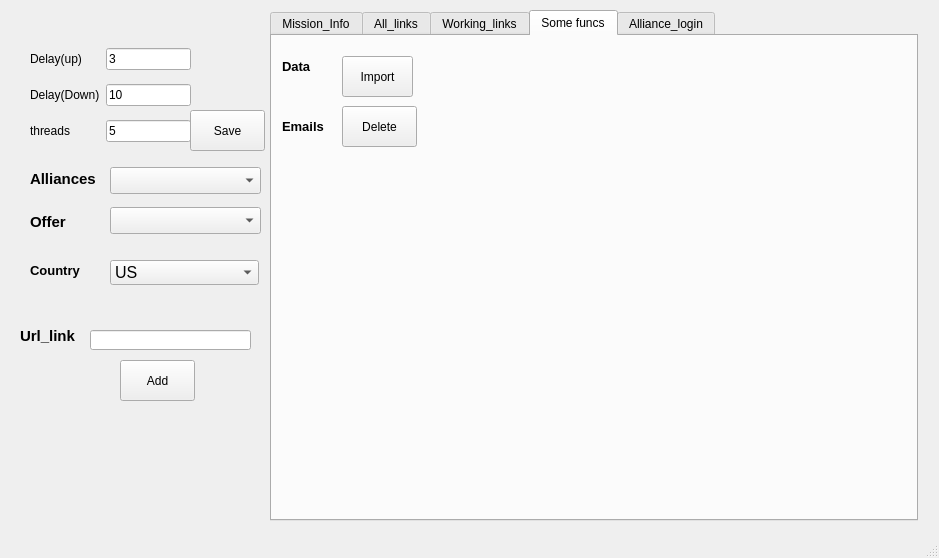
The window that ui/test.ui (FuckBrains/src) describes before a commit, drawn with Qt 5.
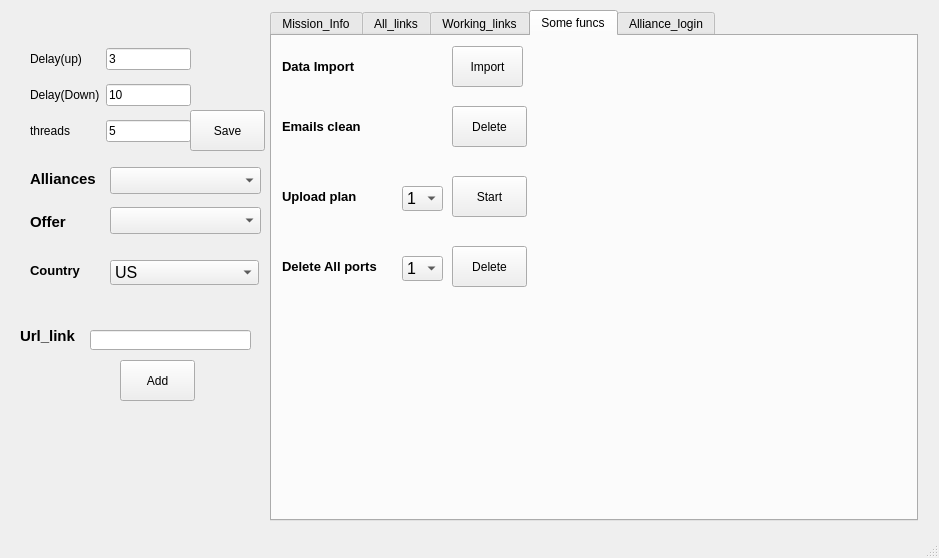
The same window after the commit. The open tabs and pages were chosen to show the change.

Diff of the .ui file:
```diff
--- a/ui/test.ui
+++ b/ui/test.ui
@@ -428,13 +428,13 @@
        </font>
       </property>
       <property name="text">
-       <string>Data</string>
+       <string>Data Import</string>
       </property>
      </widget>
      <widget class="QPushButton" name="pushButton7">
       <property name="geometry">
        <rect>
-        <x>70</x>
+        <x>180</x>
         <y>70</y>
         <width>75</width>
         <height>41</height>
@@ -461,14 +461,14 @@
        </font>
       </property>
       <property name="text">
-       <string>Emails</string>
+       <string>Emails clean</string>
       </property>
      </widget>
      <widget class="QPushButton" name="pushButton6">
       <property name="geometry">
        <rect>
-        <x>70</x>
-        <y>20</y>
+        <x>180</x>
+        <y>10</y>
         <width>71</width>
         <height>41</height>
        </rect>
@@ -477,6 +477,202 @@
        <string>Import</string>
       </property>
      </widget>
+     <widget class="QLabel" name="label_16">
+      <property name="geometry">
+       <rect>
+        <x>10</x>
+        <y>150</y>
+        <width>81</width>
+        <height>21</height>
+       </rect>
+      </property>
+      <property name="font">
+       <font>
+        <pointsize>10</pointsize>
+        <weight>75</weight>
+        <bold>true</bold>
+       </font>
+      </property>
+      <property name="text">
+       <string>Upload plan</string>
+      </property>
+     </widget>
+     <widget class="QPushButton" name="pushButton11">
+      <property name="geometry">
+       <rect>
+        <x>180</x>
+        <y>140</y>
+        <width>75</width>
+        <height>41</height>
+       </rect>
+      </property>
+      <property name="text">
+       <string>Start</string>
+      </property>
+     </widget>
+     <widget class="QComboBox" name="comboBox7">
+      <property name="geometry">
+       <rect>
+        <x>130</x>
+        <y>150</y>
+        <width>41</width>
+        <height>25</height>
+       </rect>
+      </property>
+      <property name="font">
+       <font>
+        <pointsize>12</pointsize>
+       </font>
+      </property>
+      <item>
+       <property name="text">
+        <string>1</string>
+       </property>
+      </item>
+      <item>
+       <property name="text">
+        <string>2</string>
+       </property>
+      </item>
+      <item>
+       <property name="text">
+        <string>3</string>
+       </property>
+      </item>
+      <item>
+       <property name="text">
+        <string>4</string>
+       </property>
+      </item>
+      <item>
+       <property name="text">
+        <string>5</string>
+       </property>
+      </item>
+      <item>
+       <property name="text">
+        <string>6</string>
+       </property>
+      </item>
+      <item>
+       <property name="text">
+        <string>7</string>
+       </property>
+      </item>
+      <item>
+       <property name="text">
+        <string>8</string>
+       </property>
+      </item>
+      <item>
+       <property name="text">
+        <string>9</string>
+       </property>
+      </item>
+      <item>
+       <property name="text">
+        <string>10</string>
+       </property>
+      </item>
+     </widget>
+     <widget class="QLabel" name="label_17">
+      <property name="geometry">
+       <rect>
+        <x>10</x>
+        <y>220</y>
+        <width>111</width>
+        <height>21</height>
+       </rect>
+      </property>
+      <property name="font">
+       <font>
+        <pointsize>10</pointsize>
+        <weight>75</weight>
+        <bold>true</bold>
+       </font>
+      </property>
+      <property name="text">
+       <string>Delete All ports</string>
+      </property>
+     </widget>
+     <widget class="QPushButton" name="pushButton12">
+      <property name="geometry">
+       <rect>
+        <x>180</x>
+        <y>210</y>
+        <width>75</width>
+        <height>41</height>
+       </rect>
+      </property>
+      <property name="text">
+       <string>Delete</string>
+      </property>
+     </widget>
+     <widget class="QComboBox" name="comboBox8">
+      <property name="geometry">
+       <rect>
+        <x>130</x>
+        <y>220</y>
+        <width>41</width>
+        <height>25</height>
+       </rect>
+      </property>
+      <property name="font">
+       <font>
+        <pointsize>12</pointsize>
+       </font>
+      </property>
+      <item>
+       <property name="text">
+        <string>1</string>
+       </property>
+      </item>
+      <item>
+       <property name="text">
+        <string>2</string>
+       </property>
+      </item>
+      <item>
+       <property name="text">
+        <string>3</string>
+       </property>
+      </item>
+      <item>
+       <property name="text">
+        <string>4</string>
+       </property>
+      </item>
+      <item>
+       <property name="text">
+        <string>5</string>
+       </property>
+      </item>
+      <item>
+       <property name="text">
+        <string>6</string>
+       </property>
+      </item>
+      <item>
+       <property name="text">
+        <string>7</string>
+       </property>
+      </item>
+      <item>
+       <property name="text">
+        <string>8</string>
+       </property>
+      </item>
+      <item>
+       <property name="text">
+        <string>9</string>
+       </property>
+      </item>
+      <item>
+       <property name="text">
+        <string>10</string>
+       </property>
+      </item>
+     </widget>
     </widget>
     <widget class="QWidget" name="tab_4">
      <attribute name="title">
```
Left out of the diff: 172 changed lines with no effect on the pictures.
